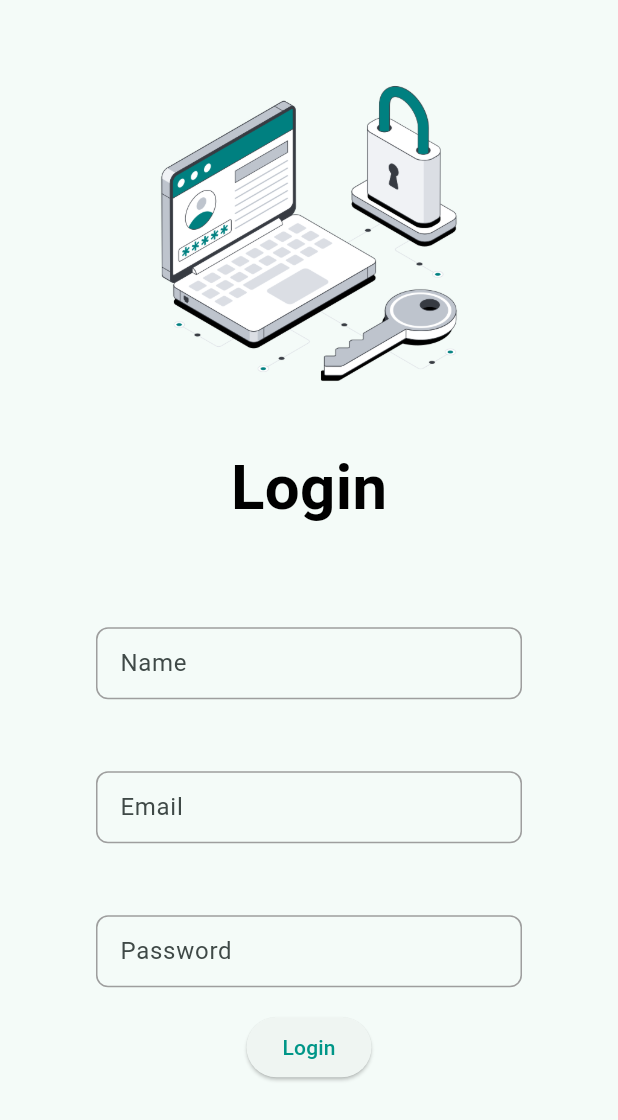
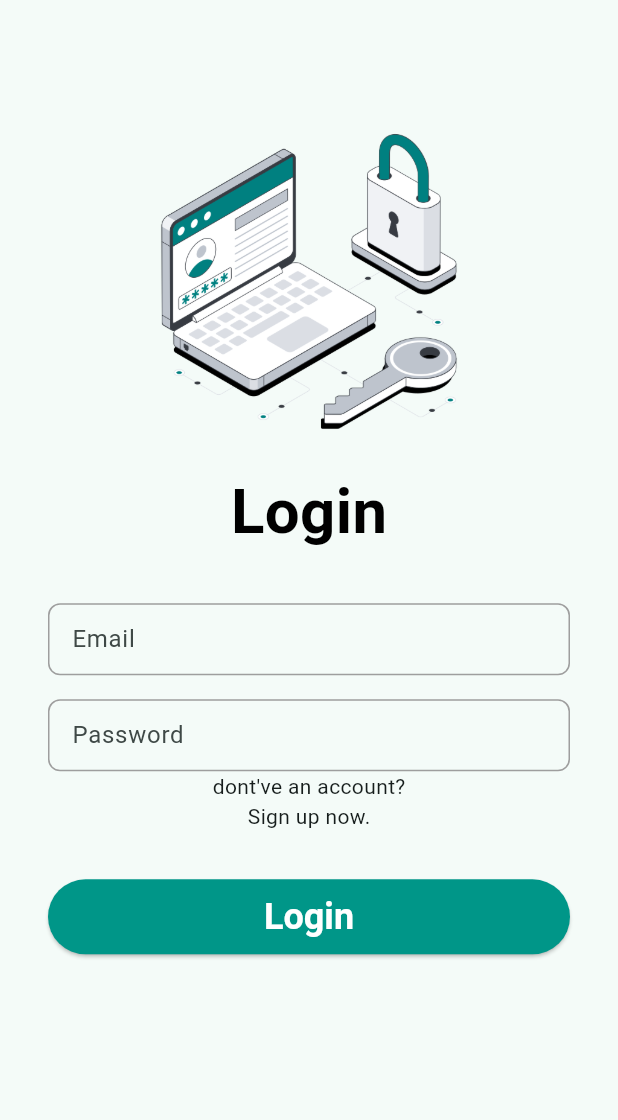
Before and after one commit to Salah-Essam/Variety_App, a Flutter app: the screen it shows after launch, on a phone screen of 412 x 824 dp. Shown: the top 1120 px of the screen. Run offline on Flutter 3.47's test engine with Material 3 defaults, Android fonts, the phone set to English and light mode, and no system bars.

Commit message:
finish navigation with login , Home , Sign up and Sing out also use snackBar and AlertDialog

```diff
--- /dev/null
+++ b/lib/core/AppColors.dart
@@ -0,0 +1,7 @@
+import 'package:flutter/material.dart';
+
+class AppColors {
+  static Color primary = const Color.fromRGBO(0, 150, 136, 1);
+  static Color white = const Color.fromRGBO(255, 255, 255, 1);
+  static Color black = const Color.fromRGBO(0, 0, 0, 1);
+}
--- a/lib/main.dart
+++ b/lib/main.dart
@@ -1,6 +1,9 @@
 import 'package:flutter/material.dart';
+import 'package:variety_app/core/AppColors.dart';
 import 'package:variety_app/presentation/features/Home/view/HomeScreen.dart';
+import 'package:variety_app/presentation/features/Home/view/ProfileScreen.dart';
 import 'package:variety_app/presentation/features/auth/view/LoginScreen.dart';
+import 'package:variety_app/presentation/features/auth/view/SignUpScreen.dart';
 
 void main() {
   runApp(VarietyApp());
@@ -12,7 +15,18 @@ class VarietyApp extends StatelessWidget {
   @override
   Widget build(BuildContext context) {
     return MaterialApp(
+      initialRoute: LoginScreen.name,
+      routes: {
+        ProfileScreen.name: (context) => ProfileScreen(),
+        SignUpScreen.name: (context) => SignUpScreen(),
+        LoginScreen.name: (context) => LoginScreen(),
+        HomeScreen.name: (context) => HomeScreen(),
+      },
       theme: ThemeData(
+        appBarTheme: AppBarTheme(
+          backgroundColor: AppColors.primary,
+          foregroundColor: AppColors.white,
+        ),
         inputDecorationTheme: InputDecorationTheme(
           contentPadding: const EdgeInsets.symmetric(
             horizontal: 12,
@@ -32,10 +46,7 @@ class VarietyApp extends StatelessWidget {
             borderRadius: BorderRadius.circular(8),
           ),
           focusedBorder: OutlineInputBorder(
-            borderSide: BorderSide(
-              width: 1,
-              color: Theme.of(context).colorScheme.primary,
-            ),
+            borderSide: BorderSide(width: 1, color: AppColors.primary),
             borderRadius: BorderRadius.circular(8),
           ),
           errorBorder: OutlineInputBorder(
@@ -45,18 +56,14 @@ class VarietyApp extends StatelessWidget {
           prefixIconColor: Colors.grey,
         ),
         colorScheme: ColorScheme.fromSeed(
-          seedColor: Colors.teal,
-          primary: Colors.teal,
-          onPrimary: Colors.white,
+          seedColor: AppColors.primary,
+          primary: AppColors.primary,
+          onPrimary: AppColors.white,
         ),
+
         useMaterial3: true,
       ),
 
-      initialRoute: LoginScreen.name,
-      routes: {
-        LoginScreen.name: (context) => LoginScreen(),
-        HomeScreen.name: (context) => HomeScreen(),
-      },
       debugShowCheckedModeBanner: false,
     );
   }
--- a/lib/presentation/features/auth/view/LoginScreen.dart
+++ b/lib/presentation/features/auth/view/LoginScreen.dart
@@ -1,25 +1,27 @@
 import 'package:flutter/material.dart';
 import 'package:variety_app/presentation/features/Home/view/HomeScreen.dart';
+import 'package:variety_app/presentation/features/auth/view/SignUpScreen.dart';
+import 'package:variety_app/presentation/widgets/AppButton.dart';
 import 'package:variety_app/presentation/widgets/AppTextField.dart';
 
 class LoginScreen extends StatelessWidget {
-  const LoginScreen({super.key});
+  LoginScreen({super.key});
 
   static String name = "login";
 
+  TextEditingController emailController = TextEditingController();
+  TextEditingController passController = TextEditingController();
+
   @override
   Widget build(BuildContext context) {
-    TextEditingController nameController = TextEditingController();
-    TextEditingController emailController = TextEditingController();
-    TextEditingController passController = TextEditingController();
+    final color_scheme = Theme.of(context).colorScheme;
     final size = MediaQuery.of(context).size;
     return Scaffold(
       body: SingleChildScrollView(
         child: Padding(
-          padding: const EdgeInsets.symmetric(horizontal: 64, vertical: 32),
+          padding: const EdgeInsets.symmetric(horizontal: 32, vertical: 64),
           child: Center(
             child: Column(
-              spacing: 16,
               children: [
                 Image.asset(
                   "assets/Login.png",
@@ -38,32 +40,36 @@ class LoginScreen extends StatelessWidget {
                 ),
                 SizedBox(height: 32),
                 AppTextField(
-                  controller: nameController,
-                  onChange: (v) {},
-                  labelText: "Name",
-                  hint: "Enter your Name",
-                ),
-                SizedBox(height: 16),
-
-                AppTextField(
                   controller: emailController,
                   onChange: (v) {},
                   labelText: "Email",
                   hint: "Enter your Email",
                 ),
                 SizedBox(height: 16),
-
                 AppTextField(
                   controller: passController,
                   onChange: (v) {},
                   labelText: "Password",
                   hint: "Enter your Password",
                 ),
-                ElevatedButton(
+                Text("dont've an account?"),
+                InkWell(
+                  borderRadius: BorderRadius.circular(8),
+                  onTap: () {
+                    Navigator.pushNamed(context, SignUpScreen.name);
+                  },
+                  child: Text("Sign up now."),
+                ),
+                SizedBox(height: 32),
+                AppButton(
+                  title: "Login",
                   onPressed: () {
-                    Navigator.popAndPushNamed(context, HomeScreen.name);
+                    Navigator.pushNamedAndRemoveUntil(
+                      context,
+                      HomeScreen.name,
+                      (r) => false,
+                    );
                   },
-                  child: Text("Login"),
                 ),
               ],
             ),
@@ -73,3 +79,24 @@ class LoginScreen extends StatelessWidget {
     );
   }
 }
+
+//   ElevatedButton AppButton(ColorScheme color_scheme) {
+//     return ElevatedButton(
+//                   style: ButtonStyle(
+//                     backgroundColor: WidgetStateProperty.all(
+//                       color_scheme.primary,
+//                     ),
+//                     foregroundColor: WidgetStateProperty.all(
+//                       color_scheme.onPrimary,
+//                     ),
+//                     textStyle: WidgetStateProperty.all(
+//                       TextStyle(fontSize: 24, fontWeight: FontWeight.bold),
+//                     ),
+//                   ),
+//                   onPressed: () {
+//                     // Navigator.popAndPushNamed(context, HomeScreen.name);
+//                     // Navigator.pushNamed(context, HomeScreen.name);
+//                   },
+//                   child: Text("Login"),
+//                 );
+//   }
--- /dev/null
+++ b/lib/presentation/widgets/AppButton.dart
@@ -0,0 +1,29 @@
+// ignore_for_file: public_member_api_docs, sort_constructors_first
+import 'package:flutter/material.dart';
+
+class AppButton extends StatelessWidget {
+  const AppButton({Key? key, required this.onPressed, this.title})
+    : super(key: key);
+  final VoidCallback onPressed;
+  final String? title;
+
+  @override
+  Widget build(BuildContext context) {
+    final colorScheme = Theme.of(context).colorScheme;
+    return SizedBox(
+      height: 50,
+      width: double.infinity,
+      child: ElevatedButton(
+        style: ButtonStyle(
+          backgroundColor: WidgetStateProperty.all(colorScheme.primary),
+          foregroundColor: WidgetStateProperty.all(colorScheme.onPrimary),
+          textStyle: WidgetStateProperty.all(
+            TextStyle(fontSize: 24, fontWeight: FontWeight.bold),
+          ),
+        ),
+        onPressed: onPressed,
+        child: Text(title ?? ""),
+      ),
+    );
+  }
+}
--- a/lib/presentation/widgets/AppTextField.dart
+++ b/lib/presentation/widgets/AppTextField.dart
@@ -15,7 +15,7 @@ class AppTextField extends StatelessWidget {
     this.suffixIcon,
     this.errorText,
   });
-  final TextEditingController? controller;
+  final TextEditingController controller;
   final Function(String)? onChange;
   final TextInputType? type;
   final bool isObscure;
```
Also changed, not shown: lib/presentation/features/Home/view/HomeScreen.dart (+12 -3 lines), lib/presentation/features/Home/view/ProfileScreen.dart (added, +108 -0 lines), lib/presentation/features/auth/view/SignUpScreen.dart (added, +90 -0 lines).
